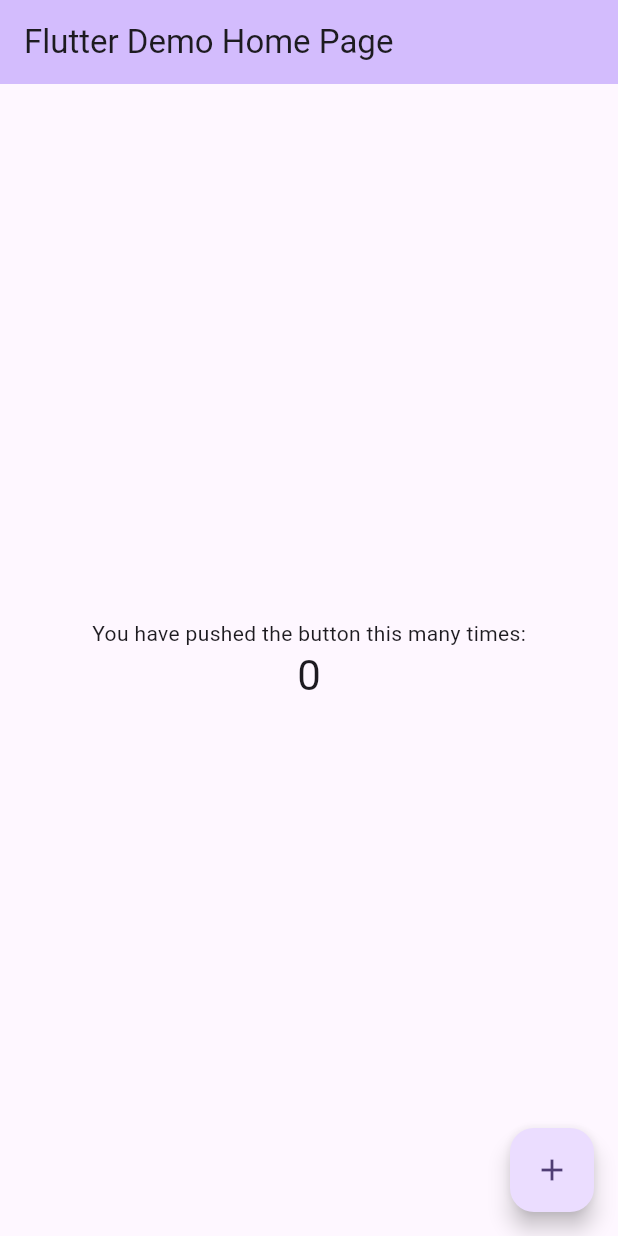
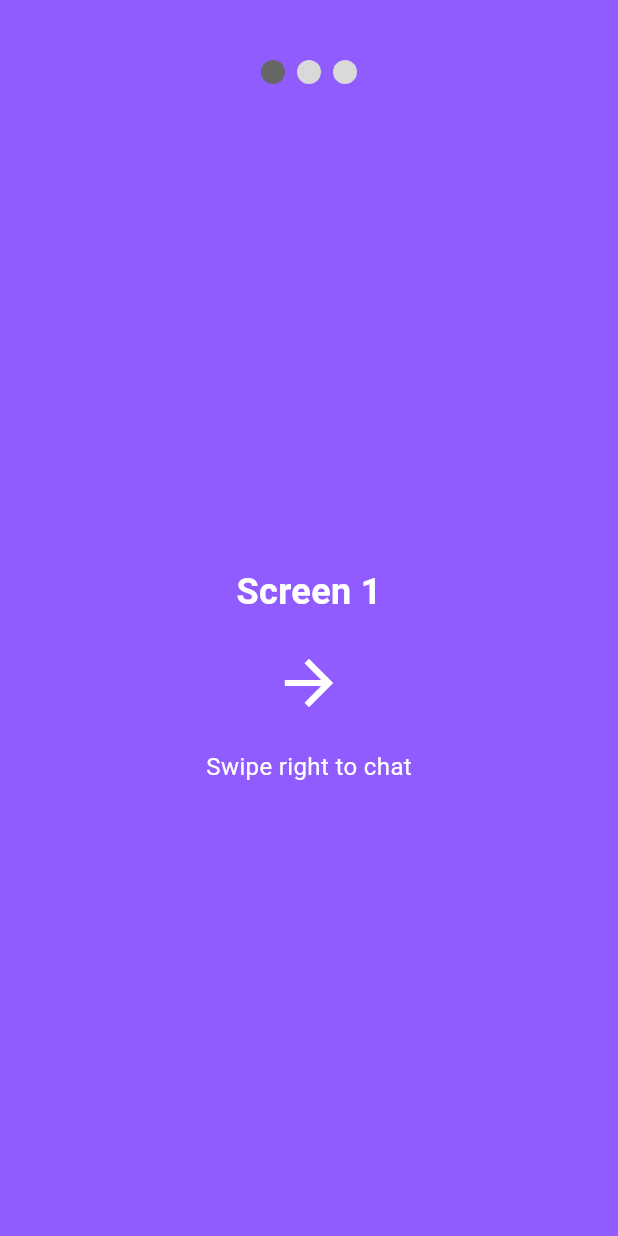
Before and after one commit to Venkat-Mobile-Tech/flutter_health_app, a Flutter app: the screen it shows after launch, on a phone screen of 412 x 824 dp. Run offline on Flutter 3.47's test engine with Material 3 defaults, Android fonts, the phone set to English and light mode, and no system bars.

Commit message:
created base

```diff
--- a/lib/main.dart
+++ b/lib/main.dart
@@ -1,4 +1,7 @@
 import 'package:flutter/material.dart';
+import 'presentation/pages/chat_screen.dart';
+import 'presentation/pages/left_screen.dart';
+import 'presentation/pages/right_screen.dart';
 
 void main() {
   runApp(const MyApp());
@@ -7,116 +10,78 @@ void main() {
 class MyApp extends StatelessWidget {
   const MyApp({super.key});
 
-  // This widget is the root of your application.
   @override
   Widget build(BuildContext context) {
     return MaterialApp(
-      title: 'Flutter Demo',
+      title: 'Health Chat App',
       theme: ThemeData(
-        // This is the theme of your application.
-        //
-        // TRY THIS: Try running your application with "flutter run". You'll see
-        // the application has a purple toolbar. Then, without quitting the app,
-        // try changing the seedColor in the colorScheme below to Colors.green
-        // and then invoke "hot reload" (save your changes or press the "hot
-        // reload" button in a Flutter-supported IDE, or press "r" if you used
-        // the command line to start the app).
-        //
-        // Notice that the counter didn't reset back to zero; the application
-        // state is not lost during the reload. To reset the state, use hot
-        // restart instead.
-        //
-        // This works for code too, not just values: Most code changes can be
-        // tested with just a hot reload.
-        colorScheme: ColorScheme.fromSeed(seedColor: Colors.deepPurple),
+        colorScheme: ColorScheme.fromSeed(
+          seedColor: const Color(0xFF905CFF),
+          primary: const Color(0xFF905CFF),
+        ),
+        scaffoldBackgroundColor: const Color(0xFF905CFF),
       ),
-      home: const MyHomePage(title: 'Flutter Demo Home Page'),
+      home: const HomeScreen(),
     );
   }
 }
 
-class MyHomePage extends StatefulWidget {
-  const MyHomePage({super.key, required this.title});
-
-  // This widget is the home page of your application. It is stateful, meaning
-  // that it has a State object (defined below) that contains fields that affect
-  // how it looks.
-
-  // This class is the configuration for the state. It holds the values (in this
-  // case the title) provided by the parent (in this case the App widget) and
-  // used by the build method of the State. Fields in a Widget subclass are
-  // always marked "final".
-
-  final String title;
+class HomeScreen extends StatefulWidget {
+  const HomeScreen({super.key});
 
   @override
-  State<MyHomePage> createState() => _MyHomePageState();
+  State<HomeScreen> createState() => _HomeScreenState();
 }
 
-class _MyHomePageState extends State<MyHomePage> {
-  int _counter = 0;
+class _HomeScreenState extends State<HomeScreen> {
+  final PageController _pageController = PageController(initialPage: 0);
+  int _currentPage = 0;
 
-  void _incrementCounter() {
-    setState(() {
-      // This call to setState tells the Flutter framework that something has
-      // changed in this State, which causes it to rerun the build method below
-      // so that the display can reflect the updated values. If we changed
-      // _counter without calling setState(), then the build method would not be
-      // called again, and so nothing would appear to happen.
-      _counter++;
-    });
+  @override
+  void dispose() {
+    _pageController.dispose();
+    super.dispose();
   }
 
   @override
   Widget build(BuildContext context) {
-    // This method is rerun every time setState is called, for instance as done
-    // by the _incrementCounter method above.
-    //
-    // The Flutter framework has been optimized to make rerunning build methods
-    // fast, so that you can just rebuild anything that needs updating rather
-    // than having to individually change instances of widgets.
     return Scaffold(
-      appBar: AppBar(
-        // TRY THIS: Try changing the color here to a specific color (to
-        // Colors.amber, perhaps?) and trigger a hot reload to see the AppBar
-        // change color while the other colors stay the same.
-        backgroundColor: Theme.of(context).colorScheme.inversePrimary,
-        // Here we take the value from the MyHomePage object that was created by
-        // the App.build method, and use it to set our appbar title.
-        title: Text(widget.title),
+      body: Column(
+        children: [
+          const SizedBox(height: 40),
+          // Page Indicator
+          Row(
+            mainAxisAlignment: MainAxisAlignment.center,
+            children: List.generate(3, (index) {
+              return Container(
+                margin: const EdgeInsets.symmetric(horizontal: 4),
+                width: 16,
+                height: 16,
+                decoration: BoxDecoration(
+                  color:
+                      _currentPage == index
+                          ? const Color(0xFF666666)
+                          : const Color(0xFFD9D9D9),
+                  shape: BoxShape.circle,
+                ),
+              );
+            }),
+          ),
+          const SizedBox(height: 20),
+          // Page View
+          Expanded(
+            child: PageView(
+              controller: _pageController,
+              onPageChanged: (index) {
+                setState(() {
+                  _currentPage = index;
+                });
+              },
+              children: [LeftScreen(), ChatScreen(), RightScreen()],
+            ),
+          ),
+        ],
       ),
-      body: Center(
-        // Center is a layout widget. It takes a single child and positions it
-        // in the middle of the parent.
-        child: Column(
-          // Column is also a layout widget. It takes a list of children and
-          // arranges them vertically. By default, it sizes itself to fit its
-          // children horizontally, and tries to be as tall as its parent.
-          //
-          // Column has various properties to control how it sizes itself and
-          // how it positions its children. Here we use mainAxisAlignment to
-          // center the children vertically; the main axis here is the vertical
-          // axis because Columns are vertical (the cross axis would be
-          // horizontal).
-          //
-          // TRY THIS: Invoke "debug painting" (choose the "Toggle Debug Paint"
-          // action in the IDE, or press "p" in the console), to see the
-          // wireframe for each widget.
-          mainAxisAlignment: MainAxisAlignment.center,
-          children: <Widget>[
-            const Text('You have pushed the button this many times:'),
-            Text(
-              '$_counter',
-              style: Theme.of(context).textTheme.headlineMedium,
-            ),
-          ],
-        ),
-      ),
-      floatingActionButton: FloatingActionButton(
-        onPressed: _incrementCounter,
-        tooltip: 'Increment',
-        child: const Icon(Icons.add),
-      ), // This trailing comma makes auto-formatting nicer for build methods.
     );
   }
 }
--- /dev/null
+++ b/lib/presentation/pages/left_screen.dart
@@ -0,0 +1,31 @@
+import 'package:flutter/material.dart';
+
+class LeftScreen extends StatelessWidget {
+  const LeftScreen({super.key});
+
+  @override
+  Widget build(BuildContext context) {
+    return const Center(
+      child: Column(
+        mainAxisAlignment: MainAxisAlignment.center,
+        children: [
+          Text(
+            'Screen 1',
+            style: TextStyle(
+              color: Colors.white,
+              fontSize: 24,
+              fontWeight: FontWeight.bold,
+            ),
+          ),
+          SizedBox(height: 20),
+          Icon(Icons.arrow_forward, color: Colors.white, size: 48),
+          SizedBox(height: 20),
+          Text(
+            'Swipe right to chat',
+            style: TextStyle(color: Colors.white, fontSize: 16),
+          ),
+        ],
+      ),
+    );
+  }
+}
```
Also changed, not shown: lib/presentation/pages/chat_screen.dart (added, +158 -0 lines), lib/presentation/pages/right_screen.dart (added, +31 -0 lines).
